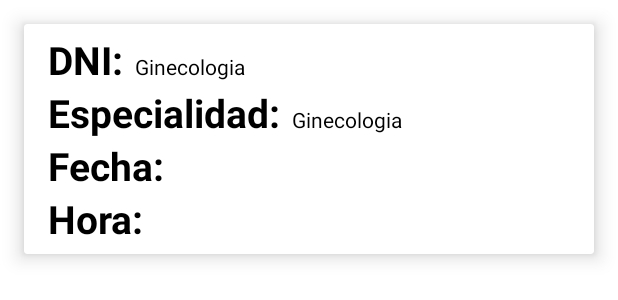
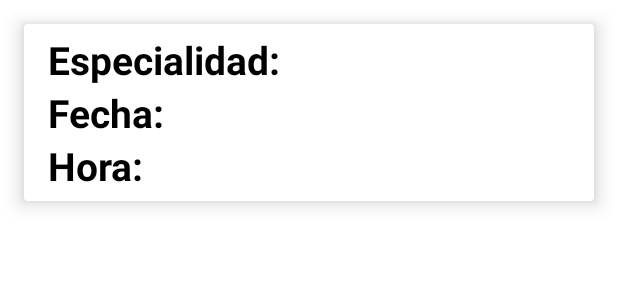
Before and after one commit to SergioAvalosH/Citas-Medicas, an Android app: the layout list_citas.xml on its own in the app's theme, with its tools: preview values and no code run, on a phone screen of 412 x 824 dp. Shown: the top 300 px of the screen. Run offline under Robolectric (Android 15) with nearby library versions, the phone set to English and light mode, and no system bars.

```diff
--- a/app/src/main/res/layout/activity_crear_cita.xml
+++ b/app/src/main/res/layout/activity_crear_cita.xml
@@ -32,11 +32,12 @@
 
             <TextView
                 android:id="@+id/textView7"
-                android:layout_width="wrap_content"
+                android:layout_width="match_parent"
                 android:layout_height="wrap_content"
                 android:layout_weight="1"
                 android:fontFamily="@font/poppins_semibold"
                 android:text="DNI"
+                android:gravity="center"
                 android:textColor="@color/white"
                 android:textSize="15sp"
                 android:textStyle="bold" />
--- a/app/src/main/res/layout/list_citas.xml
+++ b/app/src/main/res/layout/list_citas.xml
@@ -14,31 +14,7 @@
         android:layout_marginLeft="16dp"
         android:layout_marginVertical="6dp"
         android:orientation="vertical">
-        <LinearLayout
-            android:layout_width="wrap_content"
-            android:layout_height="wrap_content"
-            android:layout_gravity="center_vertical"
-            android:orientation="horizontal">
 
-            <TextView
-                android:layout_width="wrap_content"
-                android:layout_height="wrap_content"
-                android:text="DNI:"
-                android:textColor="@color/black"
-                android:textSize="26sp"
-                android:textStyle="bold">
-            </TextView>
-
-            <TextView
-                android:layout_width="wrap_content"
-                android:layout_height="wrap_content"
-                android:id="@+id/tvDNICitas"
-                android:layout_marginStart="8dp"
-                android:text="Ginecologia"
-                android:textColor="@color/black"
-                android:layout_marginLeft="8dp" />
-
-        </LinearLayout>
 
 
         <LinearLayout
@@ -61,7 +37,7 @@
                 android:layout_height="wrap_content"
                 android:id="@+id/tvEspecialidadCitas"
                 android:layout_marginStart="8dp"
-                android:text="Ginecologia"
+                android:text=""
                 android:textColor="@color/black"
                 android:layout_marginLeft="8dp" />
 
```
Also changed, not shown: app/src/main/java/com/recyclerview/app_citas_medicas/view/ui/activity/ListarCitas.kt (+6 -6 lines), app/src/main/java/com/recyclerview/app_citas_medicas/view/ui/adapter/CitaAdapter.kt (deleted, +0 -33 lines), app/src/main/java/com/recyclerview/app_citas_medicas/view/ui/fragments/pacienteFragments/CitasFragment.kt (+3 -5 lines), 1 other file.
